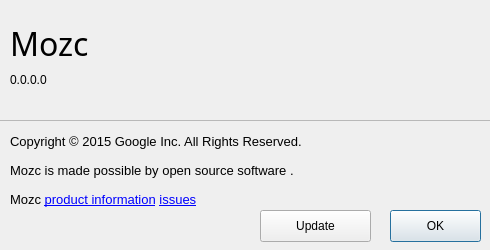
google/mozc, file src/gui/about_dialog/about_dialog.ui: the form before one commit.
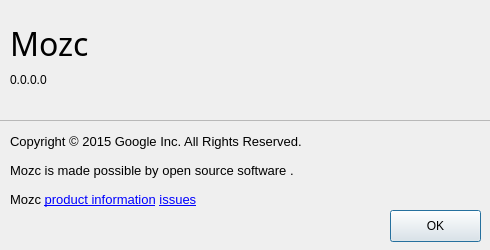
The form after the commit.

What changed in the file:
```diff
--- a/src/gui/about_dialog/about_dialog.ui
+++ b/src/gui/about_dialog/about_dialog.ui
@@ -179,25 +179,6 @@
      </item>
     </layout>
    </widget>
-   <widget class="QPushButton" name="updateButton">
-    <property name="enabled">
-     <bool>true</bool>
-    </property>
-    <property name="geometry">
-     <rect>
-      <x>270</x>
-      <y>90</y>
-      <width>111</width>
-      <height>32</height>
-     </rect>
-    </property>
-    <property name="text">
-     <string>Update</string>
-    </property>
-    <property name="autoDefault">
-     <bool>false</bool>
-    </property>
-   </widget>
   </widget>
   <widget class="QWidget" name="gridLayoutWidget">
    <property name="geometry">
```
Left out of the diff: 16 changed lines with no effect on the pictures.
